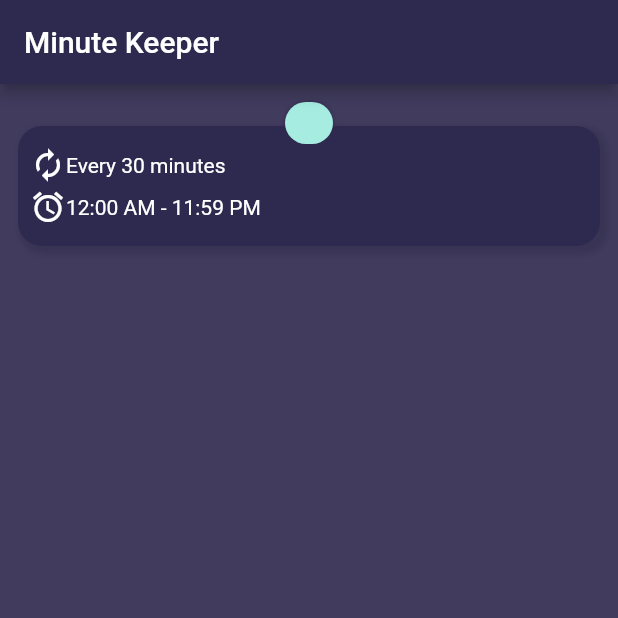
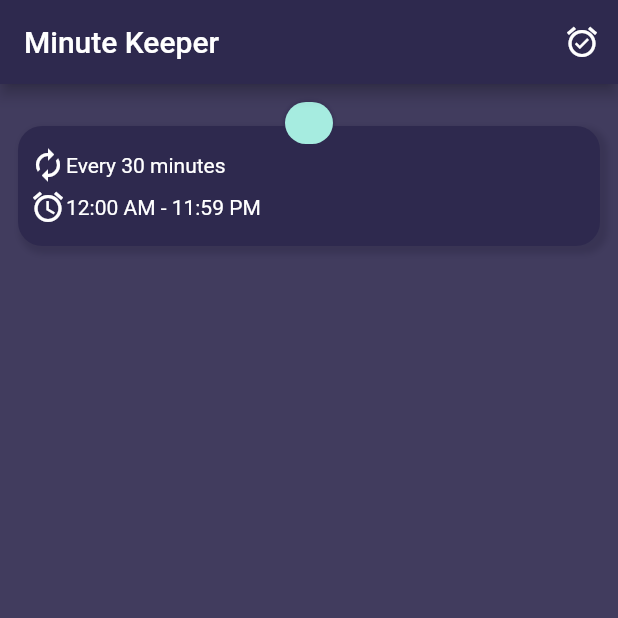
Before and after one commit to JinayJain/minute_keeper, a Flutter app: the EditReminderScreen screen opened directly, after a tap on "DONE", on a phone screen of 412 x 824 dp, the top half of it. Run offline on Flutter 3.47's test engine with Material 2 defaults, Android fonts, the phone set to English and light mode, and no system bars; our stand-ins replace flutter_local_notifications.

Commit message:
Majority of main functionality added

```diff
--- a/lib/screens/edit_reminder.dart
+++ b/lib/screens/edit_reminder.dart
@@ -1,14 +1,12 @@
 import 'package:flutter/material.dart';
+import 'package:minute_keeper/models/app_state.dart';
 import 'package:minute_keeper/util/reminder.dart';
-import 'package:minute_keeper/models/app_state.dart';
 import 'package:provider/provider.dart';
 
 class EditReminderScreen extends StatefulWidget {
-
   final int reminderIndex;
 
-  EditReminderScreen({ Key key, this.reminderIndex = -1})
-          : super(key: key);
+  EditReminderScreen({Key key, this.reminderIndex = -1}) : super(key: key);
 
   @override
   _EditReminderScreenState createState() => _EditReminderScreenState();
@@ -43,15 +41,14 @@ class _EditReminderScreenState extends State<EditReminderScreen> {
         padding: EdgeInsets.all(16.0),
         child: ListView(
           children: <Widget>[
-            TextField( // TODO add empty field and other validation to this
+            TextField(
+              // TODO add empty field and other validation to this
               autocorrect: true,
               autofocus: true,
               controller: _nameController,
               textCapitalization: TextCapitalization.sentences,
               decoration: InputDecoration(
-                labelText: "Name",
-                hintText: _getName(context)
-              ),
+                  labelText: "Name", hintText: _getName(context)),
             ),
             Padding(
               padding: const EdgeInsets.symmetric(vertical: 8.0),
@@ -69,13 +66,11 @@ class _EditReminderScreenState extends State<EditReminderScreen> {
                           child: Text("${startTime.format(context)}"),
                           onPressed: () {
                             final selectedTime = showTimePicker(
-                              context: context,
-                              initialTime: TimeOfDay.now()
-                            );
+                                context: context, initialTime: TimeOfDay.now());
 
                             selectedTime.then((value) {
                               setState(() {
-                                if(value != null){
+                                if (value != null) {
                                   this.startTime = value;
                                 }
                               });
@@ -87,28 +82,23 @@ class _EditReminderScreenState extends State<EditReminderScreen> {
                           child: Text("${endTime.format(context)}"),
                           onPressed: () {
                             final selectedTime = showTimePicker(
-                                    context: context,
-                                    initialTime: TimeOfDay.now()
-                            );
+                                context: context, initialTime: TimeOfDay.now());
 
                             selectedTime.then((value) {
                               setState(() {
-                                if(value != null){
+                                if (value != null) {
                                   this.endTime = value;
                                 }
                               });
                             });
                           },
                         )
-
                       ],
                     ),
                   ),
-
                 ],
               ),
             ),
-
             Row(
               mainAxisAlignment: MainAxisAlignment.spaceAround,
               children: <Widget>[
@@ -119,9 +109,9 @@ class _EditReminderScreenState extends State<EditReminderScreen> {
                 Flexible(
                   flex: 9,
                   child: Slider(
-                    min: 1,
+                    min: 10,
                     max: 120,
-                    divisions: 24,
+                    divisions: 22,
                     value: this.frequency.toDouble(),
                     onChanged: (newValue) {
                       setState(() {
@@ -135,42 +125,37 @@ class _EditReminderScreenState extends State<EditReminderScreen> {
                     child: Text(
                       "${this.frequency} min",
                       style: Theme.of(context).textTheme.subhead,
-                  )
-                ),
+                    )),
               ],
             ),
-
           ],
         ),
       ),
     );
   }
 
-  void _submitReminder(BuildContext context){
-
+  void _submitReminder(BuildContext context) {
     final appState = Provider.of<AppState>(context);
 
     Reminder newReminder = Reminder(
         name: _nameController.text,
         startTime: this.startTime,
         endTime: this.endTime,
-      frequency: this.frequency
-    );
+        frequency: this.frequency);
 
-    if(this.widget.reminderIndex == -1){
+    if (this.widget.reminderIndex == -1) {
       appState.add(newReminder);
     } else {
       appState.set(this.widget.reminderIndex, newReminder);
     }
 
     Navigator.pop(context);
-
   }
 
-  String _getName(BuildContext context){
+  String _getName(BuildContext context) {
     final appState = Provider.of<AppState>(context);
 
-    if(widget.reminderIndex != -1) {
+    if (widget.reminderIndex != -1) {
       return appState.reminders[widget.reminderIndex].name;
     } else {
       return "My Reminder";
--- a/lib/screens/home.dart
+++ b/lib/screens/home.dart
@@ -26,10 +26,19 @@ class _HomeScreenState extends State<HomeScreen> {
           },
         ),
         appBar: AppBar(
-            title: Text(
-          "Minute Keeper",
-          style: Theme.of(context).textTheme.title,
-        )),
+          title: Text(
+            "Minute Keeper",
+            style: Theme.of(context).textTheme.title,
+          ),
+          actions: <Widget>[
+            IconButton(
+              icon: Icon(Icons.alarm_on),
+              onPressed: () {
+                Provider.of<AppState>(context).scheduleNotifications();
+              },
+            )
+          ],
+        ),
         bottomNavigationBar: BottomNavigationBar(
           items: [
             BottomNavigationBarItem(
```
Also changed, not shown: lib/models/app_state.dart (+80 -3 lines). Lines whose indentation alone changed are shown as unchanged.
